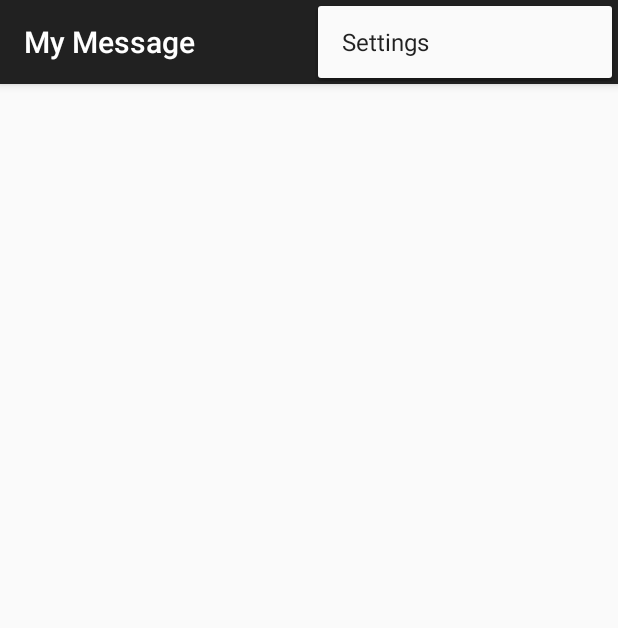
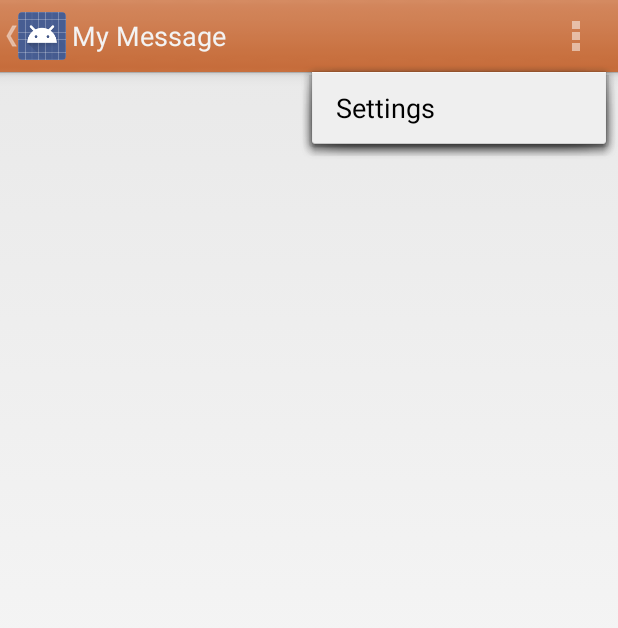
Before and after one commit to Pauldb8/EZ_Guitar, an Android app: the DisplayMessageActivity screen opened directly, with no data from a screen before it, with the options menu open, on a phone screen of 412 x 824 dp. Shown: the top 628 px of the screen. Run offline under Robolectric (Android 15) with nearby library versions, the light colour scheme and no system bars.

Commit message:
First version with personalized action bar background.

```diff
--- a/app/src/main/java/com/mycompany/ezguitar/DisplayMessageActivity.java
+++ b/app/src/main/java/com/mycompany/ezguitar/DisplayMessageActivity.java
@@ -1,17 +1,14 @@
 package com.mycompany.ezguitar;
 
+import android.app.Activity;
 import android.content.Intent;
-import android.support.v7.app.ActionBarActivity;
 import android.os.Bundle;
 import android.view.Menu;
 import android.view.MenuItem;
 import android.widget.TextView;
 
-import com.mycompany.ezguitar.MainActivity;
-import com.mycompany.ezguitar.R;
 
-
-public class DisplayMessageActivity extends ActionBarActivity {
+public class DisplayMessageActivity extends Activity {
 
     @Override
     protected void onCreate(Bundle savedInstanceState) {
@@ -28,6 +25,9 @@ public class DisplayMessageActivity extends ActionBarActivity {
 
         // Set the text view as the activity layout
         setContentView(textView);
+
+        //Afficher du menu "Up"
+        getActionBar().setDisplayHomeAsUpEnabled(true);
     }
 
 
--- a/app/src/main/res/menu/menu_main.xml
+++ b/app/src/main/res/menu/menu_main.xml
@@ -1,6 +1,8 @@
 <menu xmlns:android="http://schemas.android.com/apk/res/android"
     xmlns:app="http://schemas.android.com/apk/res-auto"
     xmlns:tools="http://schemas.android.com/tools" tools:context=".MainActivity">
+
+    <!-- Settings, should always be in the overflow -->
     <item android:id="@+id/action_settings" android:title="@string/action_settings"
         android:orderInCategory="100" app:showAsAction="never" />
 </menu>
--- a/app/src/main/res/values/styles.xml
+++ b/app/src/main/res/values/styles.xml
@@ -1,8 +1,13 @@
 <resources>
+        <!-- the theme applied to the application or activity -->
+        <style name="AppTheme"
+            parent="@android:style/Theme.Holo.Light.DarkActionBar">
+            <item name="android:actionBarStyle">@style/MyActionBar</item>
+        </style>
 
-    <!-- Base application theme. -->
-    <style name="AppTheme" parent="Theme.AppCompat.Light.DarkActionBar">
-        <!-- Customize your theme here. -->
-    </style>
-
+        <!-- ActionBar styles -->
+        <style name="MyActionBar"
+            parent="@android:style/Widget.Holo.Light.ActionBar.Solid.Inverse">
+            <item name="android:background">@drawable/action_bar_background</item>
+        </style>
 </resources>
```
Also changed, not shown: app/src/main/AndroidManifest.xml (+6 -1 lines), app/src/main/java/com/mycompany/ezguitar/MainActivity.java (+5 -3 lines), app/src/main/action_bar_background-web.png (added), app/src/main/res/drawable-hdpi/action_bar_background.png (added), app/src/main/res/drawable-mdpi/action_bar_background.png (added), app/src/main/res/drawable-xhdpi/action_bar_background.png (added), app/src/main/res/drawable-xxhdpi/action_bar_background.png (added).
